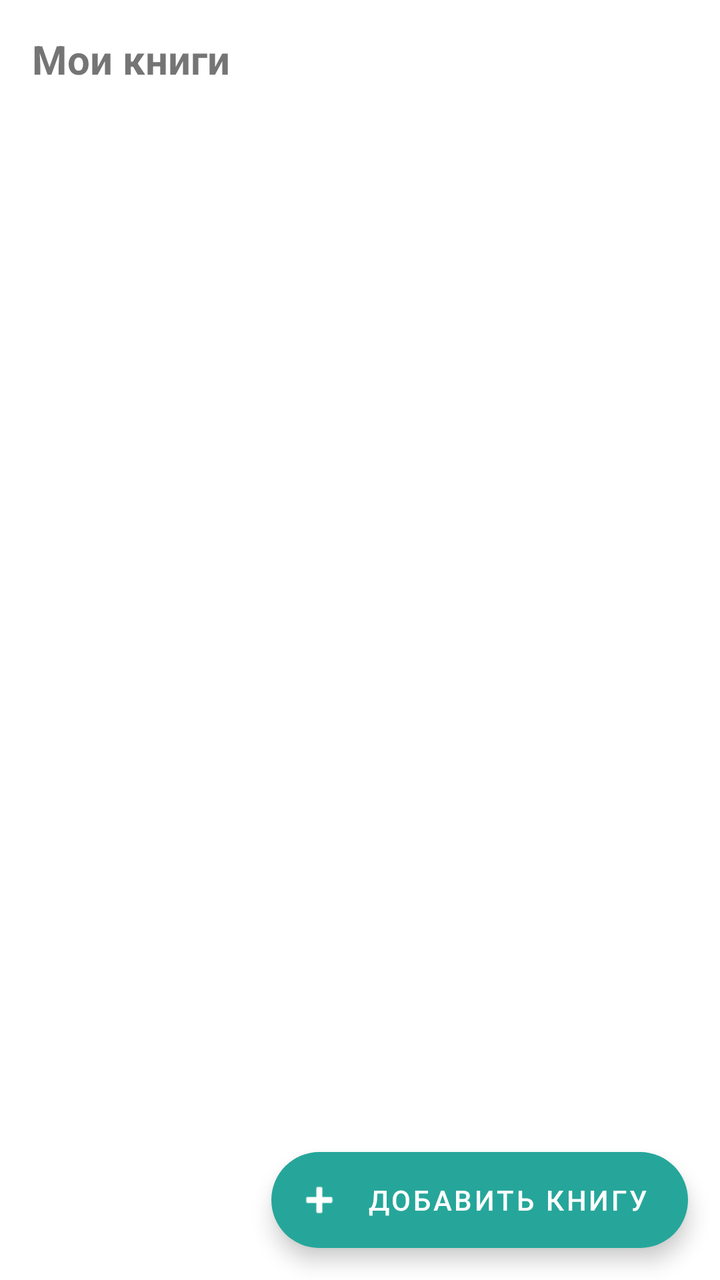
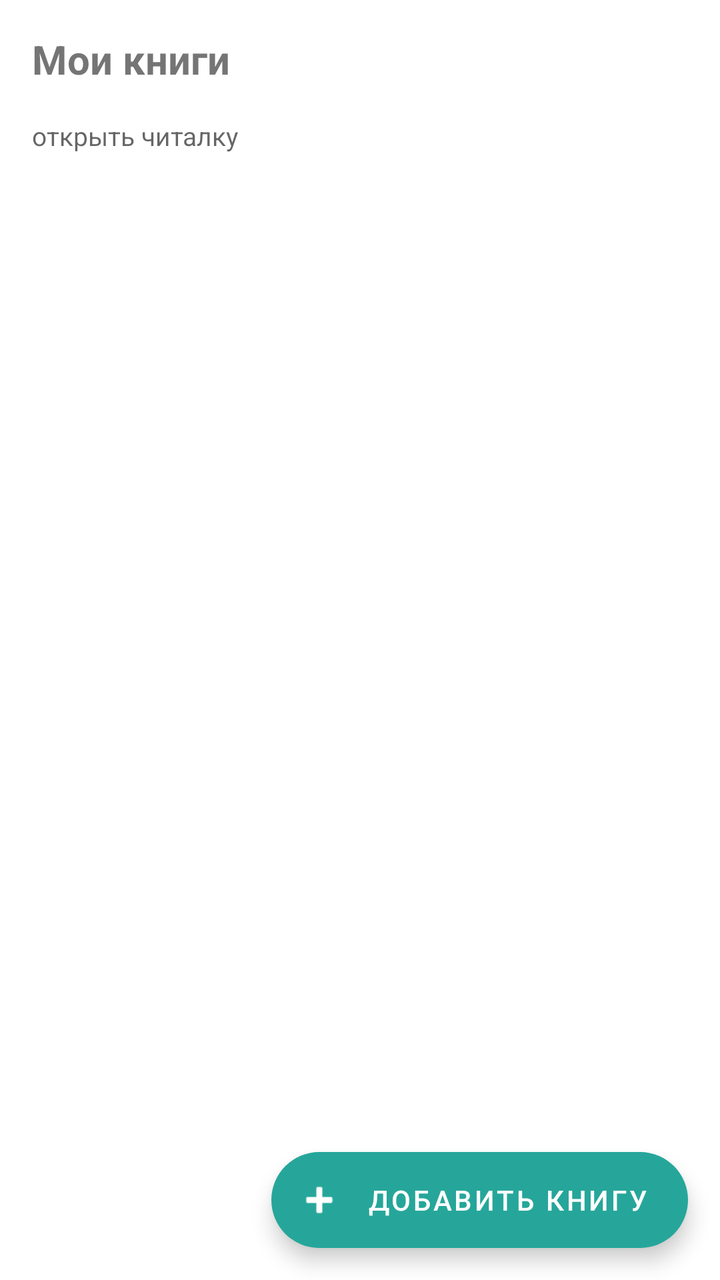

Before-and-after screenshots of an Android layout around one commit, followed by the original layout XML and the change that was made.
<!-- AndroidManifest.xml: application theme Theme.ReadingTracker -->
<!-- res/layout/fragment_books.xml -->
<?xml version="1.0" encoding="utf-8"?>
<androidx.constraintlayout.widget.ConstraintLayout
    xmlns:android="http://schemas.android.com/apk/res/android"
    xmlns:app="http://schemas.android.com/apk/res-auto"
    android:layout_width="match_parent"
    android:layout_height="match_parent">

    <TextView
        android:id="@+id/tvHeader"
        android:layout_width="0dp"
        android:layout_height="wrap_content"
        android:text="Мои книги"
        android:textSize="20sp"
        android:textStyle="bold"
        android:padding="16dp"
        app:layout_constraintTop_toTopOf="parent"
        app:layout_constraintStart_toStartOf="parent"
        app:layout_constraintEnd_toEndOf="parent" />

    <androidx.recyclerview.widget.RecyclerView
        android:id="@+id/recyclerView"
        android:layout_width="0dp"
        android:layout_height="0dp"
        android:clipToPadding="false"
        android:paddingBottom="88dp"
        app:layout_constraintTop_toBottomOf="@id/tvHeader"
        app:layout_constraintBottom_toBottomOf="parent"
        app:layout_constraintStart_toStartOf="parent"
        app:layout_constraintEnd_toEndOf="parent" />

    <TextView
        android:id="@+id/tvEmpty"
        android:layout_width="wrap_content"
        android:layout_height="wrap_content"
        android:text="Книг пока нет.\nОткройте читалку — появится пузырёк.\nИли добавьте книгу кнопкой ниже."
        android:textAlignment="center"
        android:textColor="?android:attr/textColorSecondary"
        android:visibility="gone"
        app:layout_constraintTop_toTopOf="parent"
        app:layout_constraintBottom_toBottomOf="parent"
        app:layout_constraintStart_toStartOf="parent"
        app:layout_constraintEnd_toEndOf="parent" />

    <com.google.android.material.floatingactionbutton.ExtendedFloatingActionButton
        android:id="@+id/fabAdd"
        android:layout_width="wrap_content"
        android:layout_height="wrap_content"
        android:layout_margin="16dp"
        android:text="Добавить книгу"
        app:icon="@android:drawable/ic_input_add"
        app:layout_constraintBottom_toBottomOf="parent"
        app:layout_constraintEnd_toEndOf="parent" />

</androidx.constraintlayout.widget.ConstraintLayout>
<!-- resources referenced by this layout -->
<resources>
  <style name="Theme.ReadingTracker" parent="Theme.MaterialComponents.DayNight.DarkActionBar">
          <item name="colorPrimary">#5C6BC0</item>
          <item name="colorPrimaryVariant">#3949AB</item>
          <item name="colorOnPrimary">@android:color/white</item>
          <item name="colorSecondary">#26A69A</item>
          <item name="colorOnSecondary">@android:color/white</item>
          <item name="android:statusBarColor">?attr/colorPrimaryVariant</item>
          <item name="windowActionBar">false</item>
          <item name="windowNoTitle">true</item>
      </style>
</resources>

<!-- the commit's change to res/layout/fragment_books.xml (unified diff, before → after) -->
@@ -17,13 +17,36 @@
         app:layout_constraintStart_toStartOf="parent"
         app:layout_constraintEnd_toEndOf="parent" />
 
+    <TextView
+        android:id="@+id/tvReadersLabel"
+        android:layout_width="0dp"
+        android:layout_height="wrap_content"
+        android:text="открыть читалку"
+        android:textSize="13sp"
+        android:textColor="?android:attr/textColorSecondary"
+        android:paddingStart="16dp"
+        android:paddingEnd="16dp"
+        app:layout_constraintTop_toBottomOf="@id/tvHeader"
+        app:layout_constraintStart_toStartOf="parent"
+        app:layout_constraintEnd_toEndOf="parent" />
+
+    <com.google.android.material.chip.ChipGroup
+        android:id="@+id/readerChips"
+        android:layout_width="0dp"
+        android:layout_height="wrap_content"
+        android:paddingStart="12dp"
+        android:paddingEnd="12dp"
+        app:layout_constraintTop_toBottomOf="@id/tvReadersLabel"
+        app:layout_constraintStart_toStartOf="parent"
+        app:layout_constraintEnd_toEndOf="parent" />
+
     <androidx.recyclerview.widget.RecyclerView
         android:id="@+id/recyclerView"
         android:layout_width="0dp"
         android:layout_height="0dp"
         android:clipToPadding="false"
         android:paddingBottom="88dp"
-        app:layout_constraintTop_toBottomOf="@id/tvHeader"
+        app:layout_constraintTop_toBottomOf="@id/readerChips"
         app:layout_constraintBottom_toBottomOf="parent"
         app:layout_constraintStart_toStartOf="parent"
         app:layout_constraintEnd_toEndOf="parent" />
@@ -32,7 +55,7 @@
         android:id="@+id/tvEmpty"
         android:layout_width="wrap_content"
         android:layout_height="wrap_content"
-        android:text="Книг пока нет.\nОткройте читалку — появится пузырёк.\nИли добавьте книгу кнопкой ниже."
+        android:text="Книг пока нет.\nОткройте читалку кнопкой выше — появится пузырёк.\nИли добавьте книгу вручную."
         android:textAlignment="center"
         android:textColor="?android:attr/textColorSecondary"
         android:visibility="gone"
